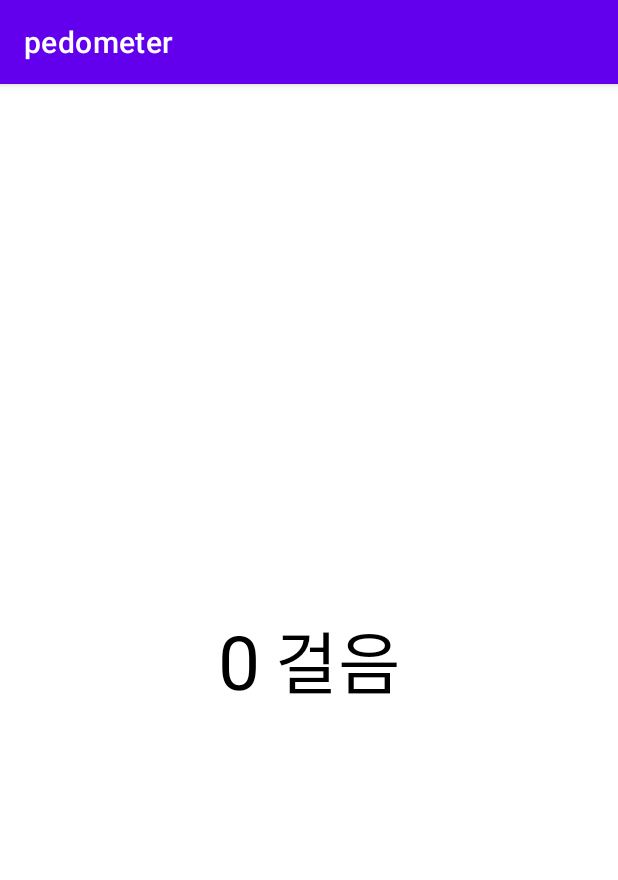
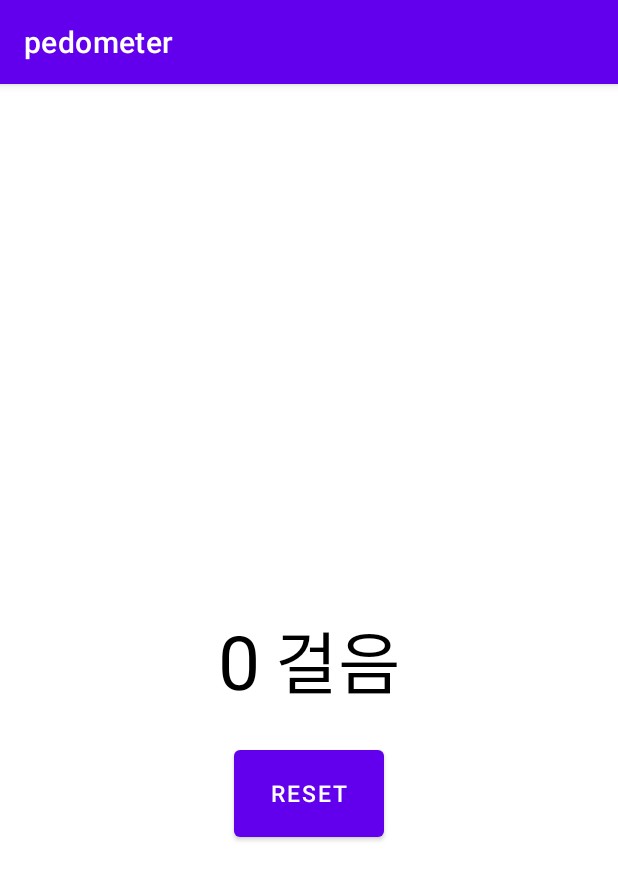
Before and after one commit to dyeon999/Pedometer, an Android app: the HomeFragment screen opened directly, with no data from a screen before it, on a phone screen of 412 x 824 dp. Shown: the top 880 px of the screen. Run offline under Robolectric (Android 15) with nearby library versions, the phone set to English and light mode, and no system bars.

Commit message:
step count _1 _fix

```diff
--- a/app/src/main/java/com/example/pedometer/HomeFragment.kt
+++ b/app/src/main/java/com/example/pedometer/HomeFragment.kt
@@ -20,16 +20,29 @@ class HomeFragment: Fragment() {
     ): View? {
         binding = FragmentHomeBinding.inflate(inflater, container, false)
 
-        binding.homeStepCountTv.text = steps.toString()
+        binding.homeStepCountTv.text = loadData().toString()
+
+        binding.homeStepResetBt.setOnClickListener {
+            steps = 0
+            saveData()
+        }
 
         return binding.root
     }
 
-    private fun loadData(){
+    private fun saveData(){
+        val sharedPreferences = requireActivity().getSharedPreferences("steps", Context.MODE_PRIVATE)
+
+        val editor = sharedPreferences.edit()
+        editor.putInt("key", steps)
+        editor.apply()
+    }
+
+    private fun loadData(): Int {
         val sharedPreference = requireActivity().getSharedPreferences("steps", Context.MODE_PRIVATE)
-        val n = sharedPreference.getInt("key", 0)
+        steps = sharedPreference.getInt("key", 0)
 
-        steps = n
+        return steps
     }
 
 }
--- a/app/src/main/res/layout/fragment_home.xml
+++ b/app/src/main/res/layout/fragment_home.xml
@@ -40,4 +40,15 @@
 
     </androidx.constraintlayout.widget.ConstraintLayout>
 
+    <Button
+        android:id="@+id/home_step_reset_bt"
+        android:layout_width="100dp"
+        android:layout_height="70dp"
+        android:layout_marginTop="20dp"
+        android:text="reset"
+        android:textSize="15sp"
+        app:layout_constraintStart_toStartOf="parent"
+        app:layout_constraintEnd_toEndOf="parent"
+        app:layout_constraintTop_toBottomOf="@+id/hoem_step_cl"/>
+
 </androidx.constraintlayout.widget.ConstraintLayout>
```
Also changed, not shown: app/src/main/java/com/example/pedometer/MainActivity.kt (+9 -1 lines).
